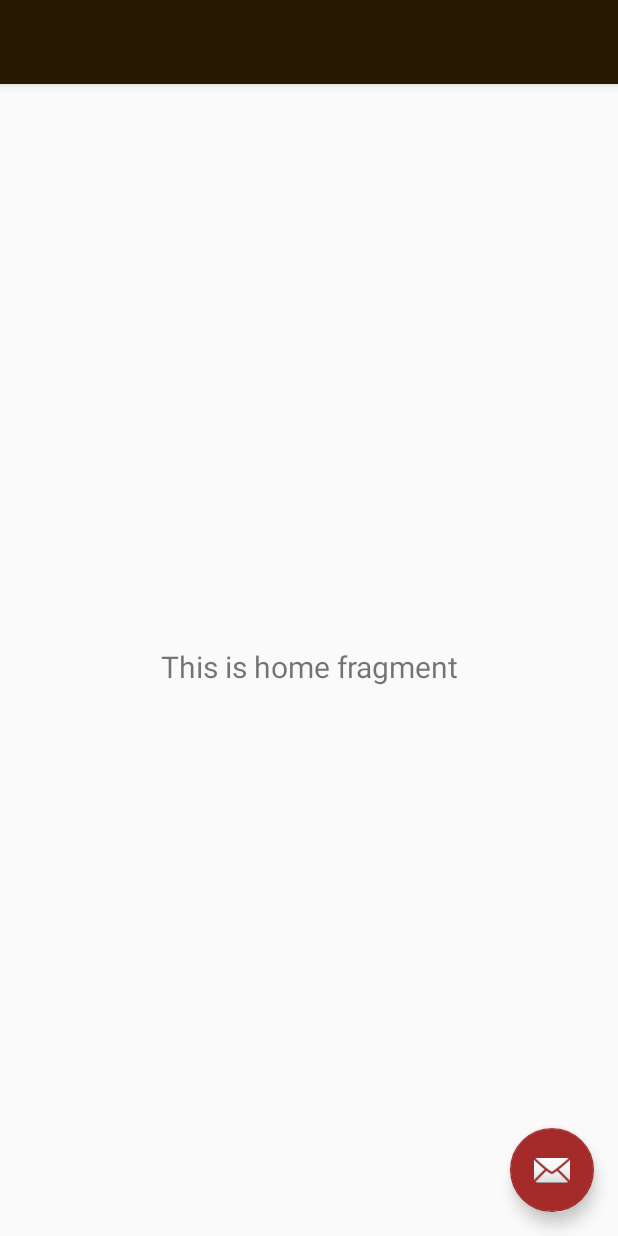
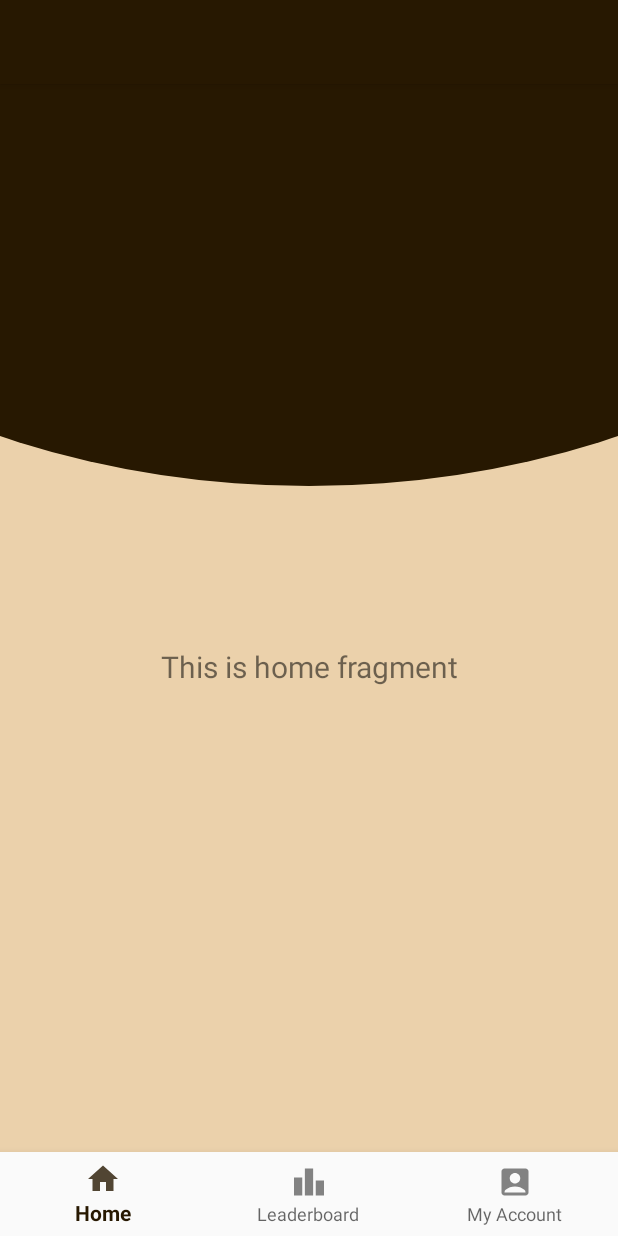
Before and after one commit to suman-shah/nihonjft, an Android app: the layout app_bar_main.xml on its own in the app's theme, with its tools: preview values and no code run, on a phone screen of 412 x 824 dp. Run offline under Robolectric (Android 15) with nearby library versions, the phone set to English and light mode, and no system bars; Roboto replaces fonts that are not available here.

Commit message:
day 2 time 21:15

```diff
--- a/app/src/main/java/com/japan/nihonjft/MainActivity.java
+++ b/app/src/main/java/com/japan/nihonjft/MainActivity.java
@@ -4,6 +4,7 @@ import android.os.Bundle;
 import android.view.View;
 import android.view.Menu;
 
+import com.google.android.material.bottomnavigation.BottomNavigationView;
 import com.google.android.material.snackbar.Snackbar;
 import com.google.android.material.navigation.NavigationView;
 
@@ -20,6 +21,9 @@ public class MainActivity extends AppCompatActivity {
 
     private AppBarConfiguration mAppBarConfiguration;
     private ActivityMainBinding binding;
+    private BottomNavigationView bottomNavigationView;
+
+
 
     @Override
     protected void onCreate(Bundle savedInstanceState) {
@@ -29,20 +33,13 @@ public class MainActivity extends AppCompatActivity {
         setContentView(binding.getRoot());
 
         setSupportActionBar(binding.appBarMain.toolbar);
-        binding.appBarMain.fab.setOnClickListener(new View.OnClickListener() {
-            @Override
-            public void onClick(View view) {
-                Snackbar.make(view, "Replace with your own action", Snackbar.LENGTH_LONG)
-                        .setAction("Action", null)
-                        .setAnchorView(R.id.fab).show();
-            }
-        });
+
         DrawerLayout drawer = binding.drawerLayout;
         NavigationView navigationView = binding.navView;
         // Passing each menu ID as a set of Ids because each
         // menu should be considered as top level destinations.
         mAppBarConfiguration = new AppBarConfiguration.Builder(
-                R.id.nav_home, R.id.nav_gallery, R.id.nav_slideshow)
+                R.id.nav_home, R.id.nav_gallery, R.id.nav_slideshow,R.id.nav_leaderboard,R.id.nav_account)
                 .setOpenableLayout(drawer)
                 .build();
         NavController navController = Navigation.findNavController(this, R.id.nav_host_fragment_content_main);
--- /dev/null
+++ b/app/src/main/res/drawable-anydpi/ic_account.xml
@@ -0,0 +1,11 @@
+<vector xmlns:android="http://schemas.android.com/apk/res/android"
+    android:width="24dp"
+    android:height="24dp"
+    android:viewportWidth="24"
+    android:viewportHeight="24"
+    android:tint="#FFFFFF"
+    android:alpha="0.8">
+  <path
+      android:fillColor="@android:color/white"
+      android:pathData="M19,3H5C3.9,3 3,3.9 3,5v14c0,1.1 0.9,2 2,2h14c1.1,0 2,-0.9 2,-2V5C21,3.9 20.1,3 19,3zM12,6c1.93,0 3.5,1.57 3.5,3.5c0,1.93 -1.57,3.5 -3.5,3.5s-3.5,-1.57 -3.5,-3.5C8.5,7.57 10.07,6 12,6zM19,19H5v-0.23c0,-0.62 0.28,-1.2 0.76,-1.58C7.47,15.82 9.64,15 12,15s4.53,0.82 6.24,2.19c0.48,0.38 0.76,0.97 0.76,1.58V19z"/>
+</vector>
--- /dev/null
+++ b/app/src/main/res/drawable-anydpi/ic_home.xml
@@ -0,0 +1,11 @@
+<vector xmlns:android="http://schemas.android.com/apk/res/android"
+    android:width="24dp"
+    android:height="24dp"
+    android:viewportWidth="24"
+    android:viewportHeight="24"
+    android:tint="#FFFFFF"
+    android:alpha="0.8">
+  <path
+      android:fillColor="@android:color/white"
+      android:pathData="M10,20v-6h4v6h5v-8h3L12,3 2,12h3v8z"/>
+</vector>
--- /dev/null
+++ b/app/src/main/res/drawable-anydpi/ic_leaderboard.xml
@@ -0,0 +1,11 @@
+<vector xmlns:android="http://schemas.android.com/apk/res/android"
+    android:width="24dp"
+    android:height="24dp"
+    android:viewportWidth="24"
+    android:viewportHeight="24"
+    android:tint="#FFFFFF"
+    android:alpha="0.8">
+  <path
+      android:fillColor="@android:color/white"
+      android:pathData="M7.5,21H2V9h5.5V21zM14.75,3h-5.5v18h5.5V3zM22,11h-5.5v10H22V11z"/>
+</vector>
--- /dev/null
+++ b/app/src/main/res/drawable/main_background.xml
@@ -0,0 +1,22 @@
+<?xml version="1.0" encoding="utf-8"?>
+<layer-list xmlns:android="http://schemas.android.com/apk/res/android">
+    <item>
+        <shape android:shape="rectangle">
+            <solid android:color="#EBD1AB" />
+
+        </shape>
+    </item>
+    <item
+        android:bottom="500dp"
+        android:left="-300dp"
+        android:right="-300dp"
+        android:top="-500dp"
+        >
+        <shape android:shape="oval">
+            <solid android:color="@color/colorPrimary" >
+
+            </solid>
+        </shape>
+    </item>
+
+</layer-list>
--- a/app/src/main/res/layout/app_bar_main.xml
+++ b/app/src/main/res/layout/app_bar_main.xml
@@ -22,13 +22,6 @@
 
     <include layout="@layout/content_main" />
 
-    <com.google.android.material.floatingactionbutton.FloatingActionButton
-        android:id="@+id/fab"
-        android:layout_width="wrap_content"
-        android:layout_height="wrap_content"
-        android:layout_gravity="bottom|end"
-        android:layout_marginEnd="@dimen/fab_margin"
-        android:layout_marginBottom="16dp"
-        app:srcCompat="@android:drawable/ic_dialog_email" />
+
 
 </androidx.coordinatorlayout.widget.CoordinatorLayout>
--- a/app/src/main/res/layout/content_main.xml
+++ b/app/src/main/res/layout/content_main.xml
@@ -5,6 +5,7 @@
     android:layout_width="match_parent"
     android:layout_height="match_parent"
     app:layout_behavior="@string/appbar_scrolling_view_behavior"
+    android:background="@drawable/main_background"
     tools:showIn="@layout/app_bar_main">
 
     <fragment
@@ -17,4 +18,30 @@
         app:layout_constraintRight_toRightOf="parent"
         app:layout_constraintTop_toTopOf="parent"
         app:navGraph="@navigation/mobile_navigation" />
+
+    <com.google.android.material.bottomnavigation.BottomNavigationView
+        android:id="@+id/bottomNavigationView"
+        android:layout_width="wrap_content"
+        android:layout_height="wrap_content"
+        android:background="?android:attr/windowBackground"
+
+        app:layout_constraintBottom_toBottomOf="parent"
+        app:layout_constraintEnd_toEndOf="parent"
+        app:layout_constraintStart_toStartOf="parent"
+        app:menu="@menu/bottom_menu">
+
+    </com.google.android.material.bottomnavigation.BottomNavigationView>
+
+    <FrameLayout
+        android:id="@+id/main_frame"
+        android:layout_width="wrap_content"
+        android:layout_height="wrap_content"
+        app:layout_constraintBottom_toTopOf="@+id/bottomNavigationView"
+        app:layout_constraintEnd_toEndOf="parent"
+        app:layout_constraintStart_toStartOf="parent"
+        app:layout_constraintTop_toTopOf="parent">
+
+    </FrameLayout>
+
+
 </androidx.constraintlayout.widget.ConstraintLayout>
--- /dev/null
+++ b/app/src/main/res/menu/bottom_menu.xml
@@ -0,0 +1,14 @@
+<?xml version="1.0" encoding="utf-8"?>
+<menu xmlns:android="http://schemas.android.com/apk/res/android">
+    <item android:id="@+id/nav_homes"
+        android:title="Home"
+        android:icon="@drawable/ic_home" />
+    <item android:id="@+id/nav_leaderboard"
+        android:title="Leaderboard"
+        android:icon="@drawable/ic_leaderboard" />
+    <item android:id="@+id/nav_account"
+        android:title="My Account"
+        android:icon="@drawable/ic_account" />
+
+
+</menu>
```
Also changed, not shown: app/src/main/res/drawable-hdpi/ic_account.png (added), app/src/main/res/drawable-hdpi/ic_home.png (added), app/src/main/res/drawable-hdpi/ic_leaderboard.png (added), app/src/main/res/drawable-mdpi/ic_account.png (added), app/src/main/res/drawable-mdpi/ic_home.png (added), app/src/main/res/drawable-mdpi/ic_leaderboard.png (added), app/src/main/res/drawable-xhdpi/ic_account.png (added), app/src/main/res/drawable-xhdpi/ic_home.png (added), app/src/main/res/drawable-xhdpi/ic_leaderboard.png (added), app/src/main/res/drawable-xxhdpi/ic_account.png (added), app/src/main/res/drawable-xxhdpi/ic_home.png (added), app/src/main/res/drawable-xxhdpi/ic_leaderboard.png (added).
